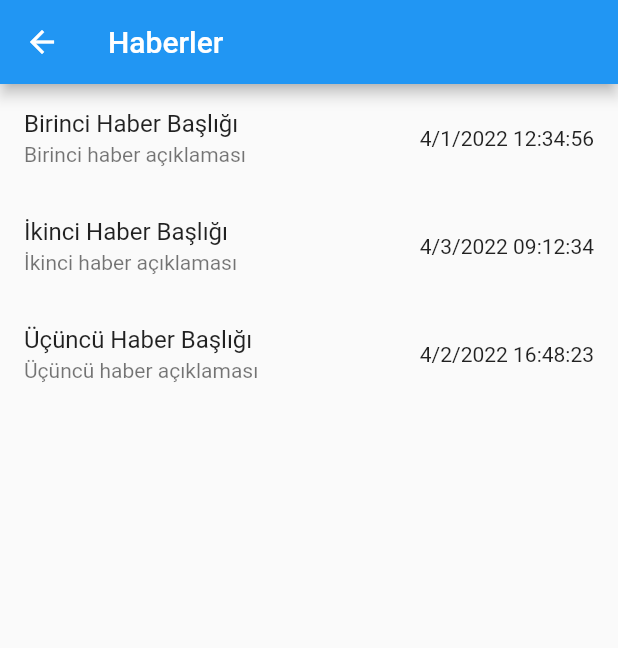
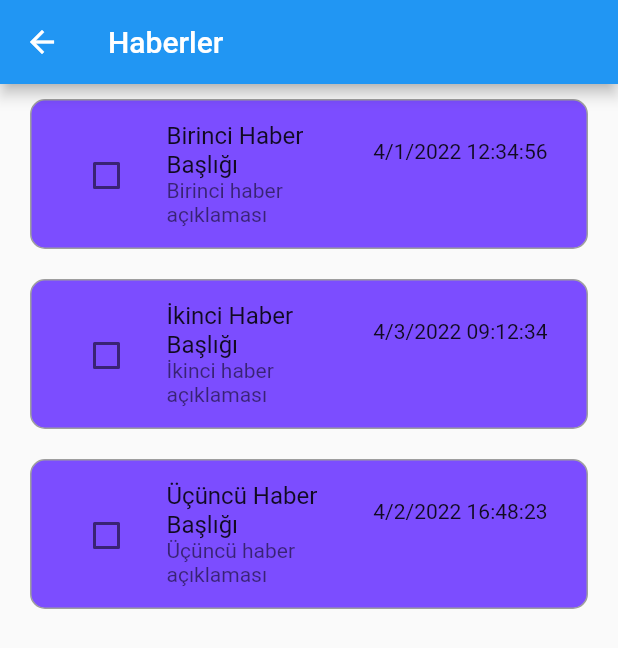
Before and after one commit to vuralkayracetintas/app_jam_f_40, a Flutter app: the NewsList screen opened directly, on a phone screen of 412 x 824 dp. Shown: the top 648 px of the screen. Run offline on Flutter 3.47's test engine with Material 2 defaults, Android fonts, the phone set to English and light mode, and no system bars.

Commit message:
duyurular sayfasi duzenlendi

```diff
--- a/lib/main.dart
+++ b/lib/main.dart
@@ -19,3 +19,6 @@ class MyApp extends StatelessWidget {
     );
   }
 }
+
+
+//todo hero widget ile yazilari tasiyabiliriz
--- a/lib/pages/flutter/flutter_duyuru_page.dart
+++ b/lib/pages/flutter/flutter_duyuru_page.dart
@@ -35,6 +35,7 @@ class _NewsListState extends State<NewsList> {
       publishedAt: DateTime.parse('2022-04-02 16:48:23'),
     ),
   ];
+  final List<bool> _isSelectedList = List.generate(3, (index) => false);
 
   @override
   Widget build(BuildContext context) {
@@ -42,11 +43,30 @@ class _NewsListState extends State<NewsList> {
       appBar: AppBar(
         title: const Text('Haberler'),
       ),
-      body: ListView.builder(
-        itemCount: newsList.length,
-        itemBuilder: (context, index) {
-          final news = newsList[index];
-          return ListTile(
+      body: ListView(
+        children: newsList.asMap().entries.map((entry) {
+          int index = entry.key;
+          News news = entry.value;
+          return Container(
+            margin:
+                const EdgeInsets.symmetric(vertical: 10.0, horizontal: 20.0),
+            padding: const EdgeInsets.all(10.0),
+            decoration: BoxDecoration(
+              color: _isSelectedList[index]
+                  ? Colors.yellow
+                  : Colors.deepPurpleAccent,
+              borderRadius: BorderRadius.circular(10.0),
+              border: Border.all(color: Colors.grey),
+            ),
+            child: ListTile(
+              leading: Checkbox(
+                onChanged: (bool? value) {
+                  setState(() {
+                    _isSelectedList[index] = value ?? false;
+                  });
+                },
+                value: _isSelectedList[index],
+              ),
               title: Text(news.title),
               subtitle: Text(news.description),
               trailing: Text(
@@ -60,8 +80,9 @@ class _NewsListState extends State<NewsList> {
                   ),
                 );
               },
+            ),
           );
-        },
+        }).toList(),
       ),
     );
   }
--- a/pubspec.yaml
+++ b/pubspec.yaml
@@ -36,6 +36,7 @@ dependencies:
   # Use with the CupertinoIcons class for iOS style icons.
   cupertino_icons: ^1.0.2
   intl: ^0.18.0
+  shared_preferences: ^2.1.0
 
 dev_dependencies:
   flutter_test:
```
Also changed, not shown: pubspec.lock, 10 other files. Lines whose indentation alone changed are shown as unchanged.
